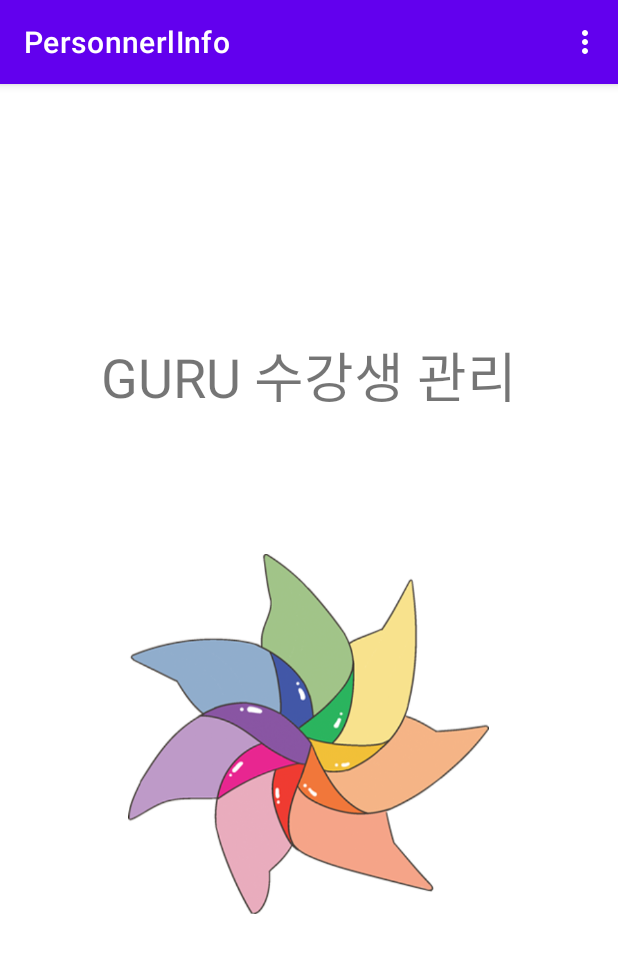
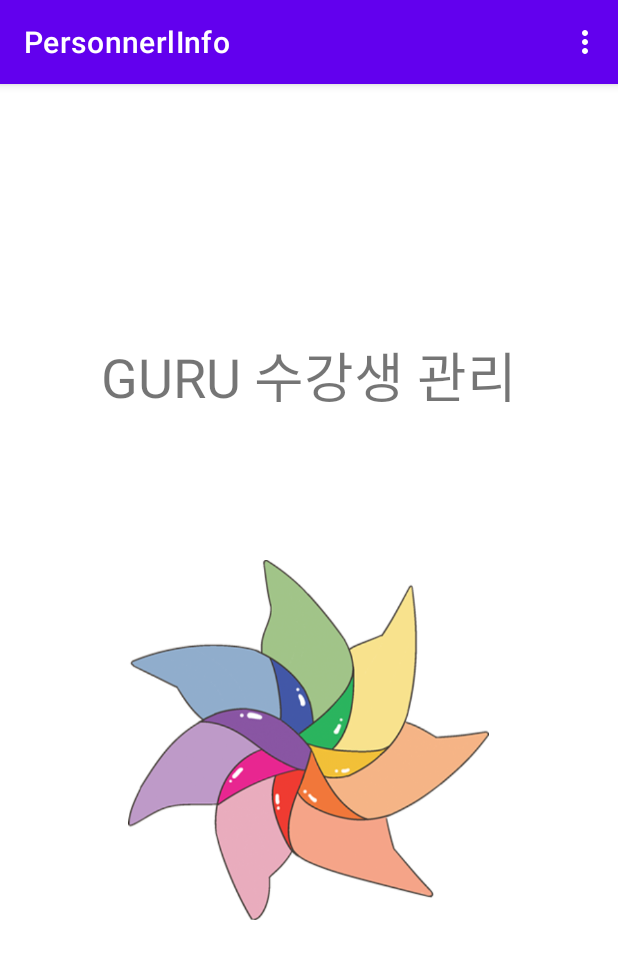
Before and after one commit to yunji1014/AndroidStudio, an Android app: the screen it shows after launch (MainActivity), on a phone screen of 412 x 824 dp. Shown: the top 959 px of the screen. Run offline under Robolectric (Android 15) with nearby library versions, the phone set to English and light mode, and no system bars.

```diff
--- a/app/src/main/java/com/example/personnerlinfo/DBManager.kt
+++ b/app/src/main/java/com/example/personnerlinfo/DBManager.kt
@@ -16,6 +16,8 @@ class DBManager(
 
     override fun onUpgrade(p0: SQLiteDatabase?, p1: Int, p2: Int) {
 
+
+
     }
 
 }
--- a/app/src/main/res/layout/activity_main.xml
+++ b/app/src/main/res/layout/activity_main.xml
@@ -25,7 +25,7 @@
         android:id="@+id/imageView"
         android:layout_width="242dp"
         android:layout_height="240dp"
-        android:layout_marginTop="92dp"
+        android:layout_marginTop="96dp"
         app:layout_constraintEnd_toEndOf="parent"
         app:layout_constraintHorizontal_bias="0.497"
         app:layout_constraintStart_toStartOf="parent"
```
